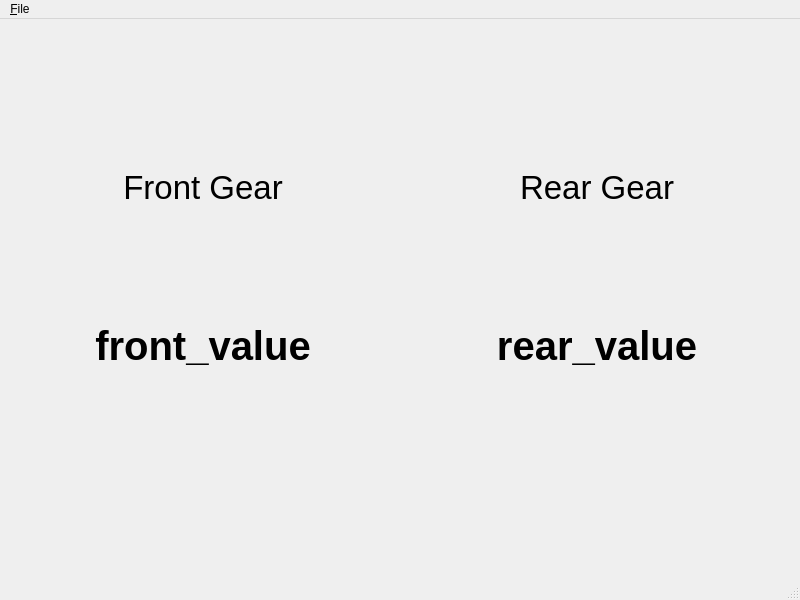
Qt form etc/mainwindow.ui (linuxlight/gear-jump) before a commit.
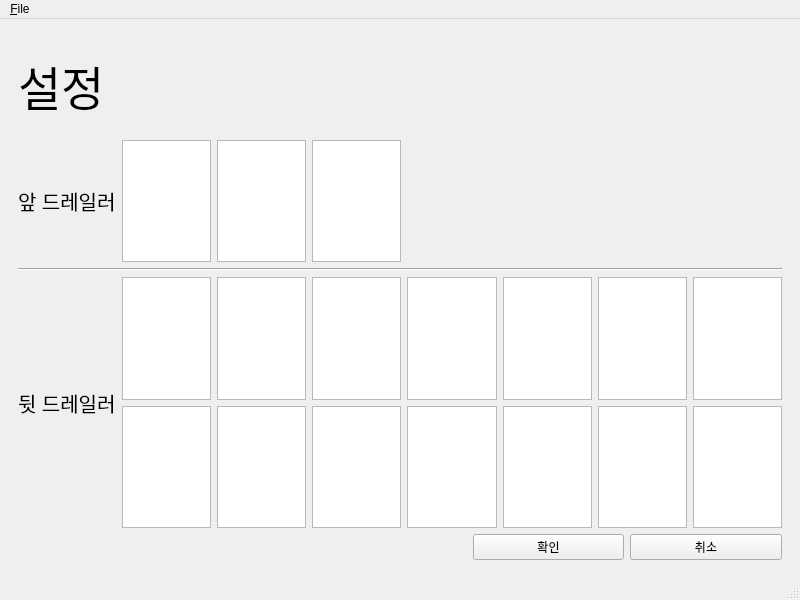
The same form after that commit. The open tabs and pages were chosen to show the change.

Commit message: added option stack widget

```diff
--- a/etc/mainwindow.ui
+++ b/etc/mainwindow.ui
@@ -14,7 +14,14 @@
    <string>Gear Jump</string>
   </property>
   <widget class="QWidget" name="centralwidget">
-   <layout class="QVBoxLayout" name="verticalLayout_2" stretch="2,3">
+   <layout class="QVBoxLayout" name="verticalLayout_2" stretch="0">
+    <item>
+     <widget class="QStackedWidget" name="stackedWidget">
+      <property name="currentIndex">
+       <number>0</number>
+      </property>
+      <widget class="QWidget" name="page">
+       <layout class="QVBoxLayout" name="verticalLayout" stretch="0,3">
     <item>
      <layout class="QGridLayout" name="gridLayout_2" rowstretch="2,3,1">
       <item row="0" column="0">
@@ -115,6 +122,165 @@
     </item>
     <item>
      <layout class="QGridLayout" name="gearGridLayout"/>
+        </item>
+       </layout>
+      </widget>
+      <widget class="QWidget" name="page_2">
+       <layout class="QVBoxLayout" name="verticalLayout_3" stretch="2,8,0">
+        <item>
+         <widget class="QLabel" name="label_5">
+          <property name="font">
+           <font>
+            <pointsize>35</pointsize>
+           </font>
+          </property>
+          <property name="text">
+           <string>설정</string>
+          </property>
+         </widget>
+        </item>
+        <item>
+         <layout class="QGridLayout" name="gridLayout_3">
+          <item row="0" column="0">
+           <widget class="QLabel" name="label_3">
+            <property name="font">
+             <font>
+              <pointsize>15</pointsize>
+             </font>
+            </property>
+            <property name="text">
+             <string>앞 드레일러</string>
+            </property>
+           </widget>
+          </item>
+          <item row="2" column="2">
+           <widget class="QTextEdit" name="rear_2"/>
+          </item>
+          <item row="2" column="4">
+           <widget class="QTextEdit" name="rear_4"/>
+          </item>
+          <item row="2" column="7">
+           <widget class="QTextEdit" name="rear_7"/>
+          </item>
+          <item row="0" column="2">
+           <widget class="QTextEdit" name="front_2"/>
+          </item>
+          <item row="3" column="7">
+           <widget class="QTextEdit" name="rear_14"/>
+          </item>
+          <item row="3" column="5">
+           <widget class="QTextEdit" name="rear_12"/>
+          </item>
+          <item row="3" column="2">
+           <widget class="QTextEdit" name="rear_9"/>
+          </item>
+          <item row="2" column="3">
+           <widget class="QTextEdit" name="rear_3"/>
+          </item>
+          <item row="2" column="1">
+           <widget class="QTextEdit" name="rear_1">
+            <property name="sizePolicy">
+             <sizepolicy hsizetype="Expanding" vsizetype="Expanding">
+              <horstretch>0</horstretch>
+              <verstretch>0</verstretch>
+             </sizepolicy>
+            </property>
+           </widget>
+          </item>
+          <item row="0" column="1">
+           <widget class="QTextEdit" name="front_1"/>
+          </item>
+          <item row="3" column="1">
+           <widget class="QTextEdit" name="rear_8"/>
+          </item>
+          <item row="3" column="3">
+           <widget class="QTextEdit" name="rear_10"/>
+          </item>
+          <item row="2" column="5">
+           <widget class="QTextEdit" name="rear_5"/>
+          </item>
+          <item row="0" column="3">
+           <widget class="QTextEdit" name="front_3"/>
+          </item>
+          <item row="2" column="0" rowspan="2">
+           <widget class="QLabel" name="label_4">
+            <property name="font">
+             <font>
+              <pointsize>15</pointsize>
+             </font>
+            </property>
+            <property name="text">
+             <string>뒷 드레일러</string>
+            </property>
+           </widget>
+          </item>
+          <item row="3" column="4">
+           <widget class="QTextEdit" name="rear_11"/>
+          </item>
+          <item row="2" column="6">
+           <widget class="QTextEdit" name="rear_6"/>
+          </item>
+          <item row="3" column="6">
+           <widget class="QTextEdit" name="rear_13"/>
+          </item>
+          <item row="1" column="0" colspan="8">
+           <widget class="Line" name="line">
+            <property name="orientation">
+             <enum>Qt::Horizontal</enum>
+            </property>
+           </widget>
+          </item>
+         </layout>
+        </item>
+        <item>
+         <layout class="QHBoxLayout" name="horizontalLayout" stretch="6,2,2">
+          <property name="spacing">
+           <number>-1</number>
+          </property>
+          <item>
+           <spacer name="horizontalSpacer">
+            <property name="orientation">
+             <enum>Qt::Horizontal</enum>
+            </property>
+            <property name="sizeHint" stdset="0">
+             <size>
+              <width>40</width>
+              <height>20</height>
+             </size>
+            </property>
+           </spacer>
+          </item>
+          <item>
+           <widget class="QPushButton" name="optionSave">
+            <property name="sizePolicy">
+             <sizepolicy hsizetype="Expanding" vsizetype="Fixed">
+              <horstretch>0</horstretch>
+              <verstretch>0</verstretch>
+             </sizepolicy>
+            </property>
+            <property name="text">
+             <string>확인</string>
+            </property>
+           </widget>
+          </item>
+          <item>
+           <widget class="QPushButton" name="optionCancel">
+            <property name="sizePolicy">
+             <sizepolicy hsizetype="Expanding" vsizetype="Fixed">
+              <horstretch>0</horstretch>
+              <verstretch>0</verstretch>
+             </sizepolicy>
+            </property>
+            <property name="text">
+             <string>취소</string>
+            </property>
+           </widget>
+          </item>
+         </layout>
+        </item>
+       </layout>
+      </widget>
+     </widget>
     </item>
    </layout>
   </widget>
```
Lines whose indentation alone changed are shown as unchanged. The commit also changes 1 other file.
